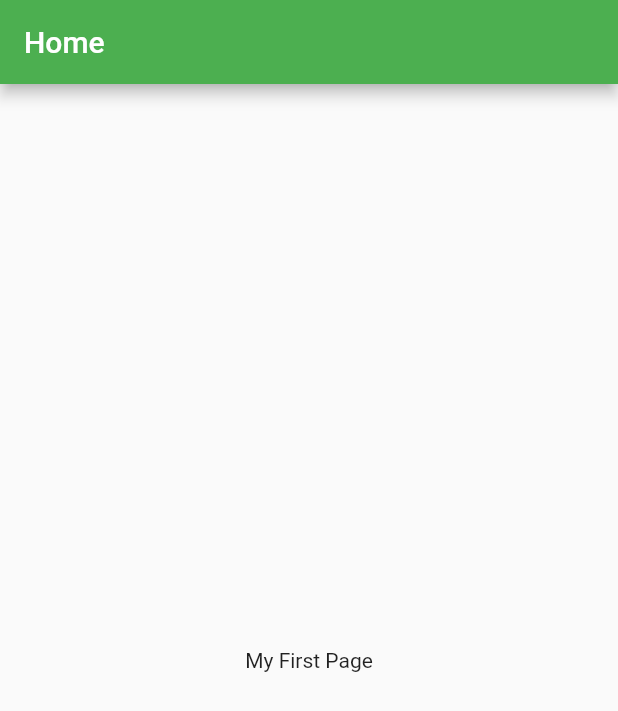
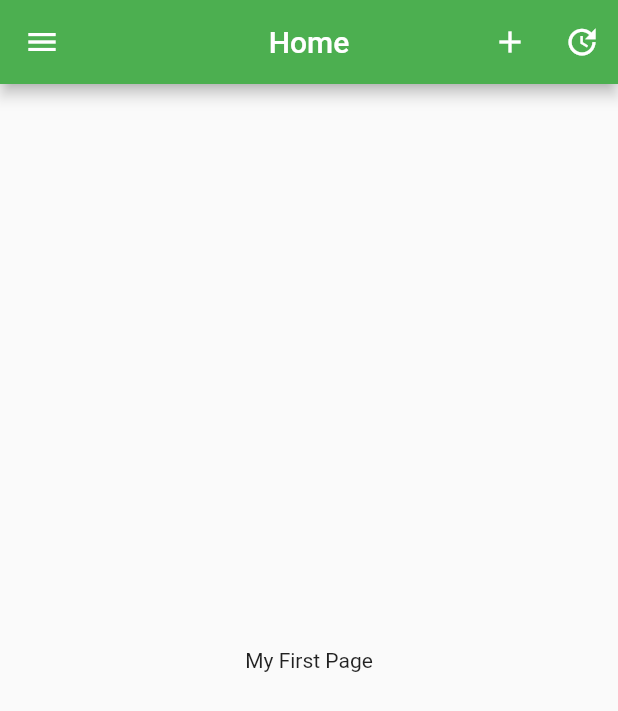
Before and after one commit to code2fly/expenditure_tracking_app, a Flutter app: the screen it shows after launch, on a phone screen of 412 x 824 dp. Shown: the top 711 px of the screen. Run offline on Flutter 3.47's test engine with Material 2 defaults, Android fonts, the phone set to English and light mode, and no system bars.

Commit message:
modified appbar in scaffold

```diff
--- a/lib/pages/home/home_page.dart
+++ b/lib/pages/home/home_page.dart
@@ -5,7 +5,21 @@ class HomePage extends StatelessWidget {
   Widget build(BuildContext context) {
     return Scaffold(
       appBar: AppBar(
+        leading: Icon(Icons.menu),
         title: const Text('Home'),
+        centerTitle: true,
+        actions: [
+          IconButton(
+            icon: Icon(Icons.add),
+            onPressed: () => print('click add'),
+            tooltip: 'add',
+          ),
+          IconButton(
+            icon: Icon(Icons.update),
+            onPressed: () => print('click update'),
+            tooltip: 'update',
+          )
+        ],
       ),
       body: Center(
         child: Text('My First Page'),
```
Also changed, not shown: 5 other files.
